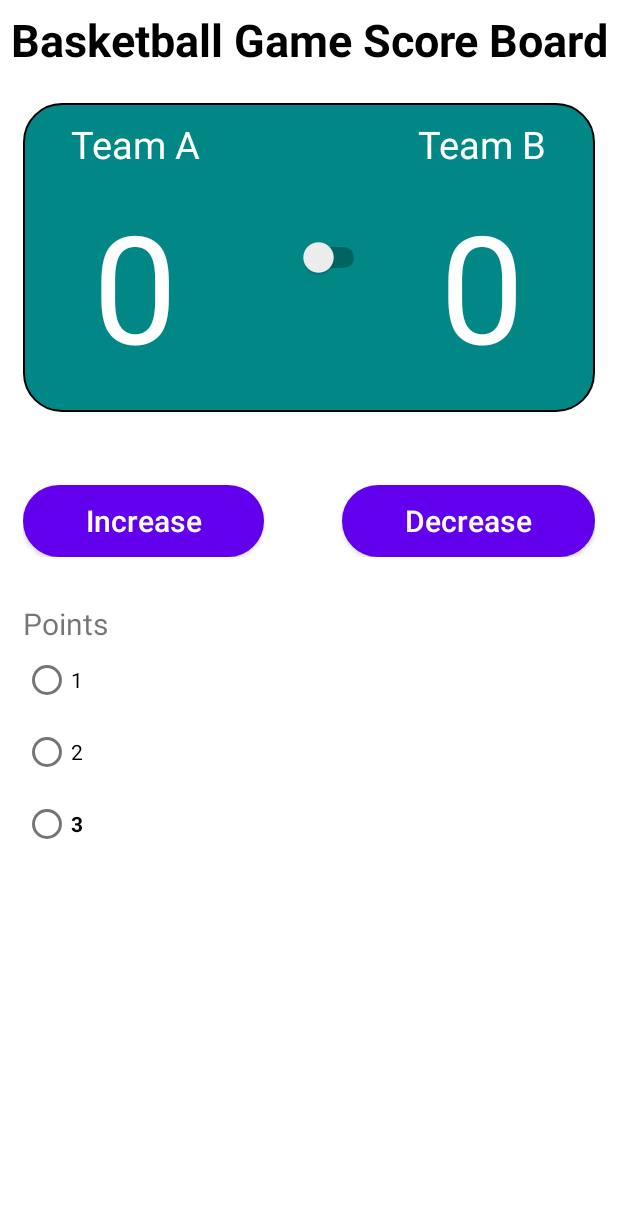
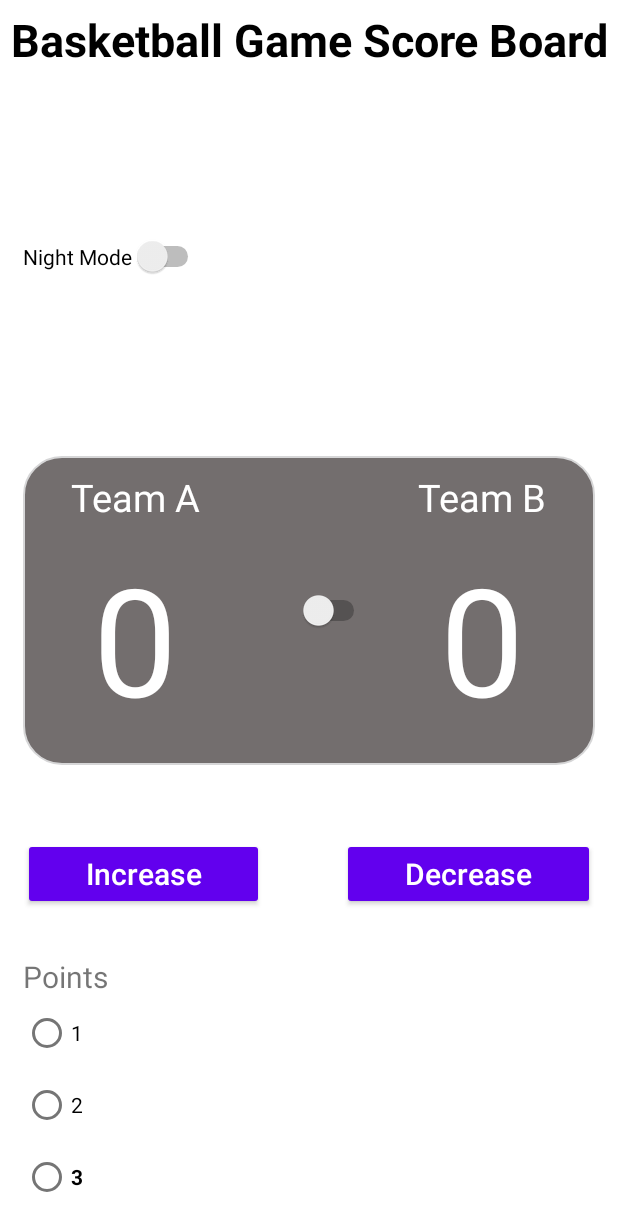
Before and after one commit to bikashchhantyal95/Lab4-AndroidStudio, an Android app: the layout activity_main.xml on its own in the app's theme, with its tools: preview values and no code run, on a phone screen of 412 x 824 dp. Shown: the top 1231 px of the screen. Run offline under Robolectric (Android 15) with nearby library versions, the phone set to English and light mode, and no system bars.

Commit message:
Create switch button to toggle night mode

```diff
--- a/app/src/main/res/drawable/border_radius.xml
+++ b/app/src/main/res/drawable/border_radius.xml
@@ -2,9 +2,9 @@
 <selector xmlns:android="http://schemas.android.com/apk/res/android">
 <item>
     <shape>
-        <solid android:color="@color/teal_700"/>
+        <solid android:color="@color/background_color"/>
         <corners android:radius="25dp"/>
-        <stroke android:color="@android:color/black" android:width="1dp"/>
+        <stroke android:color="@color/b" android:width="1dp"/>
     </shape>
 </item>
 </selector>
--- a/app/src/main/res/layout/activity_main.xml
+++ b/app/src/main/res/layout/activity_main.xml
@@ -7,17 +7,28 @@
     android:orientation="vertical"
     tools:context=".MainActivity">
 
+
         <!--   App Title-->
+
         <TextView
             android:layout_width="match_parent"
             android:layout_height="53dp"
+            android:fontFamily=""
             android:gravity="center"
             android:text="@string/title_text"
             android:textAlignment="center"
             android:textColor="@color/black"
             android:textSize="30sp"
             android:textStyle="bold" />
-    <!--            Switch button to toggle teams-->
+        <Switch
+            android:id="@+id/toggleMode"
+            android:layout_width="wrap_content"
+            android:layout_height="wrap_content"
+            android:layout_weight="1"
+            android:text="Night Mode"
+            android:layout_marginLeft="15dp"
+            />
+
 
 
     <LinearLayout
@@ -107,8 +118,7 @@
             android:layout_weight="1"
             android:textAllCaps="false"
             android:text="@string/increase_btn"
-            style="@style/addButton"
-            android:background="@drawable/border_radius"/>
+            style="@style/Button"/>
         <View
             android:layout_weight="1"
             android:layout_width="0dp"
@@ -120,8 +130,7 @@
             android:layout_weight="1"
             android:textAllCaps="false"
             android:text="@string/decrease_btn"
-            style="@style/decreaseButton"
-            android:background="@drawable/border_radius"/>
+            style="@style/Button"/>
     </LinearLayout>
 
 
--- a/app/src/main/res/values/colors.xml
+++ b/app/src/main/res/values/colors.xml
@@ -1,5 +1,12 @@
 <?xml version="1.0" encoding="utf-8"?>
 <resources>
+
+<!--    color for view containing team tile and score-->
+    <color name="background_color">#736E6E</color>
+
+<!--    stroke color for border of the view-->
+    <color name="border_color">#FFFFFFFF</color>
+
     <color name="purple_200">#FFBB86FC</color>
     <color name="purple_500">#FF6200EE</color>
     <color name="purple_700">#FF3700B3</color>
--- a/app/src/main/res/values/themes.xml
+++ b/app/src/main/res/values/themes.xml
@@ -26,14 +26,11 @@
         <item name="android:textSize">100dp</item>
     </style>
 
-<!--    style for buttons-->
-    <style name="addButton" parent="Widget.AppCompat.Button">
+<!--    style for button-->
+    <style name="Button" parent="Widget.AppCompat.Button">
         <item name="android:textSize">20sp</item>
         <item name="android:textColor">#FFFFFF</item>
+        <item name="background">@drawable/border_radius</item>
     </style>
 
-    <style name="decreaseButton" parent="Widget.AppCompat.Button">
-        <item name="android:textSize">20sp</item>
-        <item name="android:textColor">#FFFFFF</item>
-    </style>
 </resources>
```
Also changed, not shown: app/src/main/java/com/example/bikashchhantyal_score/MainActivity.kt (+14 -8 lines). Lines whose indentation alone changed are shown as unchanged.
